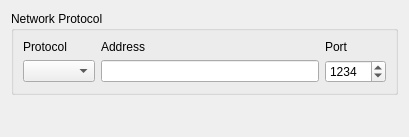
Before: the Qt Designer form modules/gui/qt4/ui/open_net.ui in omunroe-com/ubtvlc, drawn with Qt 5.
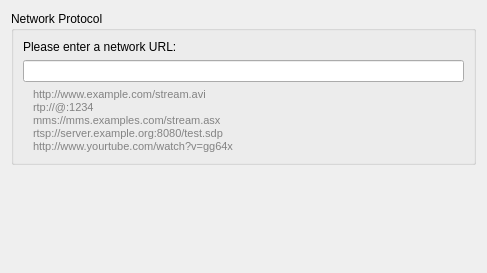
After: the same form once the commit is applied.

```diff
--- a/modules/gui/qt4/ui/open_net.ui
+++ b/modules/gui/qt4/ui/open_net.ui
@@ -1,13 +1,13 @@
 <ui version="4.0" >
  <author>Jean-Baptiste Kempf</author>
  <class>OpenNetwork</class>
- <widget class="QWidget" name="OpenNetwork" >
-  <property name="geometry" >
+ <widget class="QWidget" name="OpenNetwork">
+  <property name="geometry">
    <rect>
     <x>0</x>
     <y>0</y>
-    <width>409</width>
-    <height>137</height>
+    <width>487</width>
+    <height>273</height>
    </rect>
   </property>
   <property name="windowTitle" >
@@ -19,70 +19,51 @@
      <property name="title" >
       <string>Network Protocol</string>
      </property>
-     <layout class="QGridLayout" >
-      <item row="1" column="0" >
-       <widget class="QComboBox" name="protocolCombo" >
-        <property name="toolTip" >
-         <string>Select the protocol for the URL.</string>
-        </property>
-       </widget>
-      </item>
-      <item row="0" column="0" >
-       <widget class="QLabel" name="label" >
-        <property name="text" >
-         <string>Protocol</string>
-        </property>
-        <property name="buddy" >
-         <cstring>protocolCombo</cstring>
-        </property>
-       </widget>
-      </item>
-      <item row="1" column="2" >
-       <widget class="QSpinBox" name="portSpin" >
-        <property name="toolTip" >
-         <string>Select the port used</string>
-        </property>
-        <property name="accelerated" >
-         <bool>true</bool>
-        </property>
-        <property name="maximum" >
-         <number>65535</number>
-        </property>
-        <property name="value" >
-         <number>1234</number>
-        </property>
-       </widget>
-      </item>
-      <item row="0" column="1" >
-       <widget class="QLabel" name="label_2" >
-        <property name="sizePolicy" >
-         <sizepolicy vsizetype="Fixed" hsizetype="Preferred" >
+     <layout class="QGridLayout">
+      <item row="0" column="0">
+       <widget class="QLabel" name="label_1">
+        <property name="sizePolicy">
+         <sizepolicy hsizetype="Preferred" vsizetype="Fixed">
           <horstretch>0</horstretch>
           <verstretch>0</verstretch>
          </sizepolicy>
         </property>
-        <property name="text" >
-         <string>Address</string>
+        <property name="text">
+         <string>Please enter a network URL:</string>
         </property>
         <property name="buddy" >
          <cstring>addressText</cstring>
         </property>
        </widget>
       </item>
-      <item row="0" column="2" >
-       <widget class="QLabel" name="label_4" >
-        <property name="text" >
-         <string>Port</string>
+      <item row="1" column="0">
+       <widget class="QLineEdit" name="urlText">
+        <property name="toolTip">
+         <string>Enter the URL of the network stream here.</string>
         </property>
         <property name="buddy" >
          <cstring>portSpin</cstring>
         </property>
        </widget>
       </item>
-      <item row="1" column="1" >
-       <widget class="QLineEdit" name="addressText" >
-        <property name="toolTip" >
-         <string>Enter the URL of the network stream here, with or without the protocol.</string>
+      <item row="2" column="0">
+       <widget class="QLabel" name="label">
+        <property name="text">
+         <string>&lt;!DOCTYPE HTML PUBLIC &quot;-//W3C//DTD HTML 4.0//EN&quot; &quot;http://www.w3.org/TR/REC-html40/strict.dtd&quot;&gt;
+&lt;html&gt;&lt;head&gt;&lt;meta name=&quot;qrichtext&quot; content=&quot;1&quot; /&gt;&lt;style type=&quot;text/css&quot;&gt;
+p, li { white-space: pre-wrap; }
+&lt;/style&gt;&lt;/head&gt;&lt;body style=&quot; font-family:'DejaVu Sans'; font-size:8pt; font-weight:400; font-style:normal;&quot;&gt;
+&lt;p style=&quot; margin-top:0px; margin-bottom:0px; margin-left:0px; margin-right:0px; -qt-block-indent:0; text-indent:0px;&quot;&gt;&lt;span style=&quot; color:#838383;&quot;&gt;http://www.example.com/stream.avi&lt;/span&gt;&lt;/p&gt;
+&lt;p style=&quot; margin-top:0px; margin-bottom:0px; margin-left:0px; margin-right:0px; -qt-block-indent:0; text-indent:0px;&quot;&gt;&lt;span style=&quot; color:#838383;&quot;&gt;rtp://@:1234&lt;/span&gt;&lt;/p&gt;
+&lt;p style=&quot; margin-top:0px; margin-bottom:0px; margin-left:0px; margin-right:0px; -qt-block-indent:0; text-indent:0px;&quot;&gt;&lt;span style=&quot; color:#838383;&quot;&gt;mms://mms.examples.com/stream.asx&lt;/span&gt;&lt;/p&gt;
+&lt;p style=&quot; margin-top:0px; margin-bottom:0px; margin-left:0px; margin-right:0px; -qt-block-indent:0; text-indent:0px;&quot;&gt;&lt;span style=&quot; color:#838383;&quot;&gt;rtsp://server.example.org:8080/test.sdp&lt;/span&gt;&lt;/p&gt;
+&lt;p style=&quot; margin-top:0px; margin-bottom:0px; margin-left:0px; margin-right:0px; -qt-block-indent:0; text-indent:0px;&quot;&gt;&lt;span style=&quot; color:#838383;&quot;&gt;http://www.yourtube.com/watch?v=gg64x&lt;/span&gt;&lt;/p&gt;&lt;/body&gt;&lt;/html&gt;</string>
+        </property>
+        <property name="margin">
+         <number>5</number>
+        </property>
+        <property name="indent">
+         <number>10</number>
         </property>
        </widget>
       </item>
```
Left out of the diff: 28 changed lines with no effect on the pictures.
